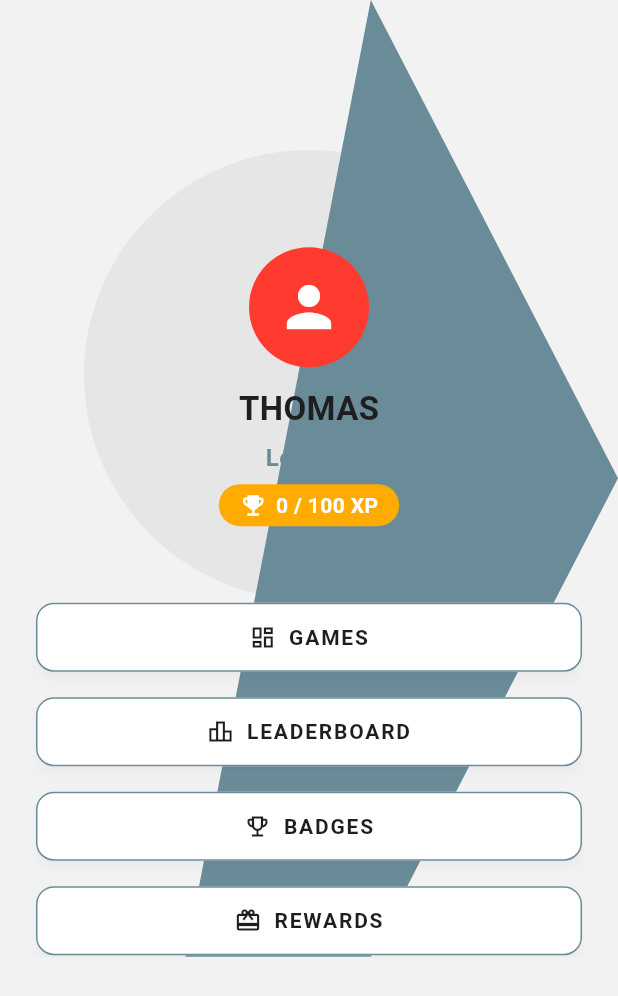
After one commit to KiwiUG/rural-learning-app, a Flutter app: the screen it shows after launch, in the side drawer, after a tap on "Homepage", on a phone screen of 412 x 824 dp. The commit adds this screen. Shown: the top 996 px of the screen. Run offline on Flutter 3.47's test engine with Material 3 defaults, Android fonts, the phone set to English and light mode, and no system bars; our stand-ins replace audioplayers, flutter_svg, hive, hive_flutter, shared_preferences; missing offline and left inert: flame; accounts and stored records are empty.

Commit message:
dashboard and games

```diff
--- /dev/null
+++ b/lib/features/components/homepage.dart
@@ -0,0 +1,238 @@
+import 'package:flutter/material.dart';
+import 'dashboard.dart';
+
+class AppColors {
+  static const background = Color(0xFFF2F2F2);
+  static const accentBlue = Color(0xFF6A8C99);
+  static const cardWhite = Color(0xFFFFFFFF);
+  static const textDark = Color(0xFF1E1E1E);
+  static const alertRed = Color(0xFFFF3B30);
+}
+
+class HomePage extends StatelessWidget {
+  final int xp;
+  final int level;
+  final int xpForNextLevel;
+
+  const HomePage({
+    super.key,
+    required this.xp,
+    required this.level,
+    required this.xpForNextLevel,
+  });
+
+  @override
+  Widget build(BuildContext context) {
+    return Scaffold(
+      backgroundColor: AppColors.background,
+      body: Stack(
+        children: [
+          // Background shapes
+          Positioned(
+            top: 100,
+            left: -60,
+            right: -60,
+            child: Container(
+              height: 300,
+              decoration: const BoxDecoration(
+                color: Color(0xFFE6E6E6),
+                shape: BoxShape.circle,
+              ),
+            ),
+          ),
+          Positioned(
+            top: 0,
+            bottom: 0,
+            left: 0,
+            right: 0,
+            child: CustomPaint(painter: DiagonalPainter()),
+          ),
+          // Foreground content
+          LayoutBuilder(
+            builder: (context, constraints) {
+              final topOffset = constraints.maxHeight * 0.20;
+              return SingleChildScrollView(
+                child: Padding(
+                  padding: EdgeInsets.only(top: topOffset),
+                  child: Column(
+                    mainAxisSize: MainAxisSize.min,
+                    children: [
+                      // Profile section centered
+                      Center(
+                        child: Column(
+                          children: [
+                            CircleAvatar(
+                              radius: 40,
+                              backgroundColor: AppColors.alertRed,
+                              child: const Icon(
+                                Icons.person,
+                                size: 44,
+                                color: Colors.white,
+                              ),
+                            ),
+                            const SizedBox(height: 12),
+                            Text(
+                              "THOMAS",
+                              style: const TextStyle(
+                                fontSize: 22,
+                                fontWeight: FontWeight.bold,
+                                color: AppColors.textDark,
+                              ),
+                            ),
+                            const SizedBox(height: 6),
+                            Text(
+                              "Level: $level",
+                              style: const TextStyle(
+                                fontSize: 16,
+                                color: AppColors.accentBlue,
+                                fontWeight: FontWeight.w600,
+                              ),
+                            ),
+                            const SizedBox(height: 6),
+                            // Badge below level
+                            Container(
+                              padding: const EdgeInsets.symmetric(
+                                vertical: 4,
+                                horizontal: 14,
+                              ),
+                              decoration: BoxDecoration(
+                                color: Colors.amberAccent.shade700,
+                                borderRadius: BorderRadius.circular(16),
+                              ),
+                              child: Row(
+                                mainAxisSize: MainAxisSize.min,
+                                children: [
+                                  const Icon(
+                                    Icons.emoji_events,
+                                    color: Colors.white,
+                                    size: 18,
+                                  ),
+                                  const SizedBox(width: 6),
+                                  Text(
+                                    "$xp / $xpForNextLevel XP",
+                                    style: const TextStyle(
+                                      color: Colors.white,
+                                      fontWeight: FontWeight.bold,
+                                      fontSize: 14,
+                                    ),
+                                  ),
+                                ],
+                              ),
+                            ),
+                          ],
+                        ),
+                      ),
+                      const SizedBox(height: 50),
+                      // Menu Buttons
+                      Padding(
+                        padding: const EdgeInsets.symmetric(horizontal: 24),
+                        child: Column(
+                          children: [
+                            MenuButton(
+                              icon: Icons.dashboard_outlined,
+                              label: "GAMES",
+                              onPressed: () {
+                                Navigator.push(
+                                  context,
+                                  MaterialPageRoute(
+                                    builder: (context) => DashboardScreen(),
+                                  ),
+                                );
+                              },
+                            ),
+                            const SizedBox(height: 15),
+                            MenuButton(
+                              icon: Icons.leaderboard_outlined,
+                              label: "LEADERBOARD",
+                              onPressed: () {},
+                            ),
+                            const SizedBox(height: 15),
+                            MenuButton(
+                              icon: Icons.emoji_events_outlined,
+                              label: "BADGES",
+                              onPressed: () {},
+                            ),
+                            const SizedBox(height: 15),
+                            MenuButton(
+                              icon: Icons.card_giftcard_outlined,
+                              label: "REWARDS",
+                              onPressed: () {},
+                            ),
+                          ],
+                        ),
+                      ),
+                    ],
+                  ),
+                ),
+              );
+            },
+          ),
+        ],
+      ),
+    );
+  }
+}
+
+// Painter for the diagonal blue shape
+class DiagonalPainter extends CustomPainter {
+  @override
+  void paint(Canvas canvas, Size size) {
+    final paint = Paint()
+      ..color = AppColors.accentBlue
+      ..style = PaintingStyle.fill;
+
+    final path = Path();
+    path.moveTo(size.width * 0.6, 0);
+    path.lineTo(size.width, size.height * 0.5);
+    path.lineTo(size.width * 0.6, size.height);
+    path.lineTo(size.width * 0.3, size.height);
+    path.close();
+
+    canvas.drawPath(path, paint);
+  }
+
+  @override
+  bool shouldRepaint(CustomPainter oldDelegate) => false;
+}
+
+// Reusable Menu Button
+class MenuButton extends StatelessWidget {
+  final IconData icon;
+  final String label;
+  final VoidCallback onPressed;
+
+  const MenuButton({
+    super.key,
+    required this.icon,
+    required this.label,
+    required this.onPressed,
+  });
+
+  @override
+  Widget build(BuildContext context) {
+    return SizedBox(
+      width: double.infinity,
+      child: ElevatedButton.icon(
+        style: ElevatedButton.styleFrom(
+          backgroundColor: AppColors.cardWhite,
+          foregroundColor: AppColors.textDark,
+          shape: RoundedRectangleBorder(
+            borderRadius: BorderRadius.circular(12),
+            side: const BorderSide(color: AppColors.accentBlue),
+          ),
+          elevation: 3,
+          shadowColor: Colors.black.withOpacity(0.15),
+          padding: const EdgeInsets.symmetric(vertical: 14, horizontal: 20),
+          textStyle: const TextStyle(
+            fontWeight: FontWeight.bold,
+            letterSpacing: 1.2,
+            fontSize: 14,
+          ),
+        ),
+        icon: Icon(icon, color: AppColors.textDark),
+        label: Text(label),
+        onPressed: onPressed,
+      ),
+    );
+  }
+}
--- a/lib/main.dart
+++ b/lib/main.dart
@@ -3,12 +3,12 @@ import 'package:hive_flutter/hive_flutter.dart';
 import 'package:rural_learning_app/features/game/wack-a-mole-screen.dart';
 import 'features/game/spelling_game.dart';
 import 'features/game/abcgame.dart';
+import 'features/components/homepage.dart';
 import 'robo/screens/splash_screen.dart';
 
 import 'package:hive/hive.dart';
 import 'package:hive_flutter/hive_flutter.dart';
 import 'package:rural_learning_app/data/player_profile.dart';
-
 
 void main() async {
   WidgetsFlutterBinding.ensureInitialized();
@@ -88,17 +88,35 @@ class _DashboardScreenState extends State<DashboardScreen> {
               ),
             ),
             ListTile(
+              leading: const Icon(Icons.home),
+              title: const Text('Homepage'),
+              onTap: () {
+                Navigator.pop(context); // close drawer
+                Navigator.push(
+                  context,
+                  MaterialPageRoute(
+                    builder: (context) => HomePage(
+                      xp: profile.xp,
+                      level: profile.level,
+                      xpForNextLevel: profile.xpForNextLevel,
+                    ),
+                  ),
+                ).then((_) {
+                  setState(() {
+                    loadProfile();
+                  });
+                });
+              },
+            ),
+            ListTile(
               leading: const Icon(Icons.book),
               title: const Text('Robo Game'),
               onTap: () {
                 Navigator.pop(context); // close drawer
                 Navigator.push(
                   context,
-      MaterialPageRoute(
-        builder: (context) =>  SplashScreen(),
-      ),
+                  MaterialPageRoute(builder: (context) => SplashScreen()),
                 ).then((_) {
-      // ✅ refresh when returning from game
                   setState(() {
                     loadProfile();
                   });
@@ -112,11 +130,8 @@ class _DashboardScreenState extends State<DashboardScreen> {
                 Navigator.pop(context); // close drawer
                 Navigator.push(
                   context,
-      MaterialPageRoute(
-        builder: (context) =>  WhackAMoleScreen(),
-      ),
+                  MaterialPageRoute(builder: (context) => WhackAMoleScreen()),
                 ).then((_) {
-      // ✅ refresh when returning from game
                   setState(() {
                     loadProfile();
                   });
@@ -130,11 +145,8 @@ class _DashboardScreenState extends State<DashboardScreen> {
                 Navigator.pop(context); // close drawer
                 Navigator.push(
                   context,
-      MaterialPageRoute(
-        builder: (context) =>  ABCGame(),
-      ),
+                  MaterialPageRoute(builder: (context) => ABCGame()),
                 ).then((_) {
-      // ✅ refresh when returning from game
                   setState(() {
                     loadProfile();
                   });
@@ -152,14 +164,12 @@ class _DashboardScreenState extends State<DashboardScreen> {
                     builder: (context) => const SpellingGameScreen(),
                   ),
                 ).then((_) {
-      // ✅ refresh when returning from game
                   setState(() {
                     loadProfile();
                   });
                 });
               },
             ),
-
           ],
         ),
       ),
@@ -183,9 +193,13 @@ class _DashboardScreenState extends State<DashboardScreen> {
                       padding: const EdgeInsets.all(20),
                       child: Column(
                         children: [
-                          Text("Level: ${profile.level}",
+                          Text(
+                            "Level: ${profile.level}",
                             style: const TextStyle(
-                                  fontSize: 20, fontWeight: FontWeight.bold)),
+                              fontSize: 20,
+                              fontWeight: FontWeight.bold,
+                            ),
+                          ),
                           const SizedBox(height: 8),
                           LinearProgressIndicator(
                             value: profile.xp / profile.xpForNextLevel,
```
Also changed, not shown: lib/features/components/dashboard.dart (added, +193 -0 lines). Lines whose indentation alone changed are shown as unchanged.
